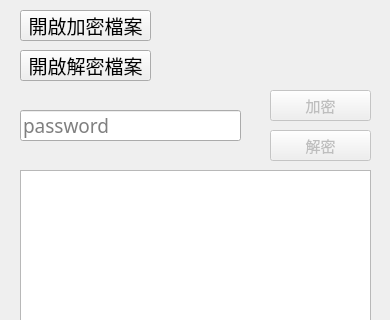
Before: the Qt Designer form src/ui/mainui.ui in RuiChen0101/TextImageEncryption, drawn with Qt 5; both pictures show x 0 to 390 and y 0 to 320 of the 390 by 470 pixel window.
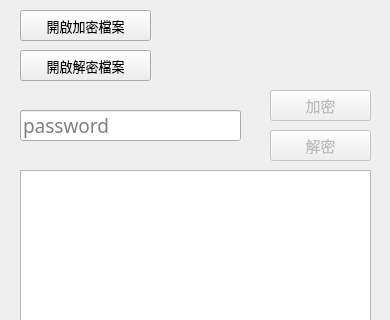
After: the same form once the commit is applied.

Diff of the .ui file:
```diff
--- a/src/ui/mainui.ui
+++ b/src/ui/mainui.ui
@@ -38,7 +38,7 @@
     <property name="font">
      <font>
       <family>微軟正黑體</family>
-      <pointsize>14</pointsize>
+      <pointsize>10</pointsize>
      </font>
     </property>
     <property name="text">
@@ -174,7 +174,7 @@
     <property name="font">
      <font>
       <family>微軟正黑體</family>
-      <pointsize>14</pointsize>
+      <pointsize>10</pointsize>
      </font>
     </property>
     <property name="text">
```
Left out of the diff: 6 changed lines with no effect on the pictures.
